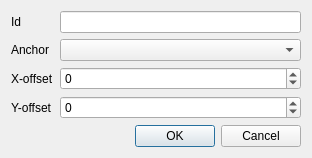
The window that src/commonui/CNodePortEditorDialog.ui (ArsMasiuk/qvge) describes before a commit, drawn with Qt 5.
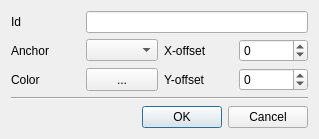
The same window after the commit. Custom widgets are drawn as their Qt base class.

Diff of the .ui file:
```diff
--- a/src/commonui/CNodePortEditorDialog.ui
+++ b/src/commonui/CNodePortEditorDialog.ui
@@ -6,8 +6,8 @@
    <rect>
     <x>0</x>
     <y>0</y>
-    <width>312</width>
-    <height>154</height>
+    <width>319</width>
+    <height>132</height>
    </rect>
   </property>
   <property name="windowTitle">
@@ -19,16 +19,6 @@
   <layout class="QVBoxLayout" name="verticalLayout">
    <item>
     <layout class="QGridLayout" name="gridLayout">
-     <item row="0" column="0">
-      <widget class="QLabel" name="label">
-       <property name="text">
-        <string>Id</string>
-       </property>
-      </widget>
-     </item>
-     <item row="0" column="1">
-      <widget class="QLineEdit" name="PortId"/>
-     </item>
      <item row="1" column="0">
       <widget class="QLabel" name="label_2">
        <property name="text">
@@ -36,37 +26,27 @@
        </property>
       </widget>
      </item>
-     <item row="1" column="1">
+     <item row="1" column="2">
       <widget class="QComboBox" name="Anchor"/>
      </item>
-     <item row="2" column="0">
-      <widget class="QLabel" name="label_3">
+     <item row="0" column="0">
+      <widget class="QLabel" name="label">
        <property name="text">
-        <string>X-offset</string>
+        <string>Id</string>
        </property>
       </widget>
      </item>
-     <item row="2" column="1">
-      <widget class="QSpinBox" name="OffsetX">
-       <property name="minimum">
-        <number>-1000</number>
-       </property>
-       <property name="maximum">
-        <number>1000</number>
-       </property>
-       <property name="singleStep">
-        <number>10</number>
-       </property>
-      </widget>
+     <item row="0" column="2" colspan="3">
+      <widget class="QLineEdit" name="PortId"/>
      </item>
-     <item row="3" column="0">
+     <item row="2" column="3">
       <widget class="QLabel" name="label_4">
        <property name="text">
         <string>Y-offset</string>
        </property>
       </widget>
      </item>
-     <item row="3" column="1">
+     <item row="2" column="4">
       <widget class="QSpinBox" name="OffsetY">
        <property name="minimum">
         <number>-1000</number>
@@ -79,8 +59,61 @@
        </property>
       </widget>
      </item>
+     <item row="1" column="3">
+      <widget class="QLabel" name="label_3">
+       <property name="text">
+        <string>X-offset</string>
+       </property>
+      </widget>
+     </item>
+     <item row="2" column="0">
+      <widget class="QLabel" name="label_5">
+       <property name="text">
+        <string>Color</string>
+       </property>
+      </widget>
+     </item>
+     <item row="1" column="4">
+      <widget class="QSpinBox" name="OffsetX">
+       <property name="minimum">
+        <number>-1000</number>
+       </property>
+       <property name="maximum">
+        <number>1000</number>
+       </property>
+       <property name="singleStep">
+        <number>10</number>
+       </property>
+      </widget>
+     </item>
+     <item row="2" column="2">
+      <widget class="QSint::ColorButton" name="Color">
+       <property name="sizePolicy">
+        <sizepolicy hsizetype="Preferred" vsizetype="Preferred">
+         <horstretch>0</horstretch>
+         <verstretch>0</verstretch>
+        </sizepolicy>
+       </property>
+       <property name="text">
+        <string>...</string>
+       </property>
+       <property name="popupMode">
+        <enum>QToolButton::InstantPopup</enum>
+       </property>
+       <property name="toolButtonStyle">
+        <enum>Qt::ToolButtonTextBesideIcon</enum>
+       </property>
+      </widget>
+     </item>
     </layout>
    </item>
+   <item>
+    <widget class="Line" name="line">
+     <property name="orientation">
+      <enum>Qt::Horizontal</enum>
+     </property>
+    </widget>
+   </item>
    <item>
     <layout class="QHBoxLayout" name="horizontalLayout">
      <item>
@@ -97,6 +130,20 @@
    </item>
   </layout>
  </widget>
+ <customwidgets>
+  <customwidget>
+   <class>QSint::ColorButton</class>
+   <extends>QToolButton</extends>
+   <header>colorbutton.h</header>
+  </customwidget>
+ </customwidgets>
+ <tabstops>
+  <tabstop>PortId</tabstop>
+  <tabstop>Anchor</tabstop>
+  <tabstop>Color</tabstop>
+  <tabstop>OffsetX</tabstop>
+  <tabstop>OffsetY</tabstop>
+ </tabstops>
  <resources/>
  <connections>
   <connection>
```
